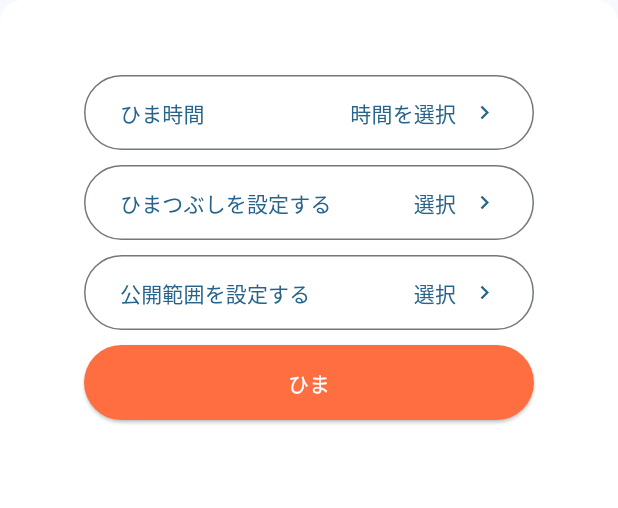
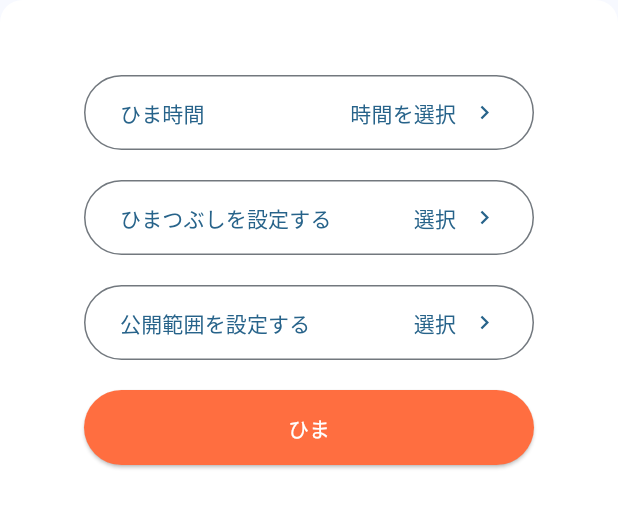
Before and after one commit to horiyu/hi-match, a Flutter app: the HimaModal widget shown alone on an empty page, opened directly, on a phone screen of 412 x 824 dp. Shown: the top 508 px of the screen. Run offline on Flutter 3.47's test engine with Material 3 defaults, Android fonts, the phone set to English and light mode, and no system bars; our stand-ins replace cloud_firestore, firebase_analytics, firebase_auth, firebase_core, flutter_datetime_picker_plus, hooks_riverpod and 1 more; accounts and stored records are empty.

Commit message:
HimaModalウィジェットの間隔を調整し、SizedBoxの高さを10から20に変更

```diff
--- a/lib/hima_modal.dart
+++ b/lib/hima_modal.dart
@@ -97,7 +97,7 @@ class _HimaModalState extends State<HimaModal> {
                   );
                 },
               ),
-              const SizedBox(height: 10),
+              const SizedBox(height: 20),
               OutlinedButton(
                 style: ButtonStyle(
                   backgroundColor: WidgetStateProperty.all(Colors.white),
@@ -161,7 +161,7 @@ class _HimaModalState extends State<HimaModal> {
               //     ),
               //   ),
               // ),
-              const SizedBox(height: 10),
+              const SizedBox(height: 20),
               OutlinedButton(
                 style: ButtonStyle(
                   backgroundColor: WidgetStateProperty.all(Colors.white),
@@ -188,7 +188,7 @@ class _HimaModalState extends State<HimaModal> {
                 ),
                 onPressed: () {},
               ),
-              const SizedBox(height: 10),
+              const SizedBox(height: 20),
               Padding(
                 padding: const EdgeInsets.only(bottom: 30),
                 child: Row(
```
